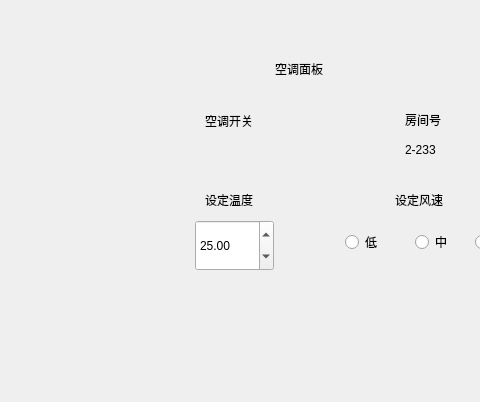
The window that client/new_client.ui (550-ml/BUPT-2023-SE-Homework) describes before a commit, drawn with Qt 5; both pictures show x 255 to 735 and y 0 to 402 of the 1223 by 802 pixel window.
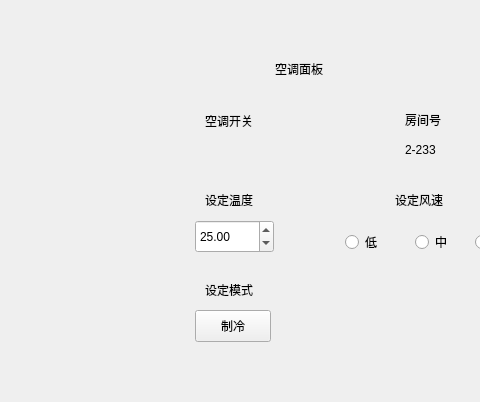
The same window after the commit. Custom widgets are drawn as their Qt base class.

Commit message: client大致框架

```diff
--- a/client/new_client.ui
+++ b/client/new_client.ui
@@ -19,7 +19,7 @@
      <x>450</x>
      <y>140</y>
      <width>91</width>
-     <height>51</height>
+     <height>22</height>
     </rect>
    </property>
    <property name="maximumSize">
@@ -35,7 +35,7 @@
      <x>450</x>
      <y>220</y>
      <width>79</width>
-     <height>51</height>
+     <height>33</height>
     </rect>
    </property>
    <property name="minimumSize">
@@ -180,8 +180,39 @@
     <string>2-233</string>
    </property>
   </widget>
+  <widget class="BodyLabel" name="BodyLabel_6">
+   <property name="geometry">
+    <rect>
+     <x>460</x>
+     <y>280</y>
+     <width>63</width>
+     <height>19</height>
+    </rect>
+   </property>
+   <property name="text">
+    <string>设定模式</string>
+   </property>
+  </widget>
+  <widget class="ComboBox" name="ComboBox">
+   <property name="geometry">
+    <rect>
+     <x>450</x>
+     <y>310</y>
+     <width>76</width>
+     <height>32</height>
+    </rect>
+   </property>
+   <property name="text">
+    <string>制冷</string>
+   </property>
+  </widget>
  </widget>
  <customwidgets>
+  <customwidget>
+   <class>ComboBox</class>
+   <extends>QPushButton</extends>
+   <header>qfluentwidgets</header>
+  </customwidget>
   <customwidget>
    <class>SwitchButton</class>
    <extends>QWidget</extends>
```
The commit also changes 2 other files.
